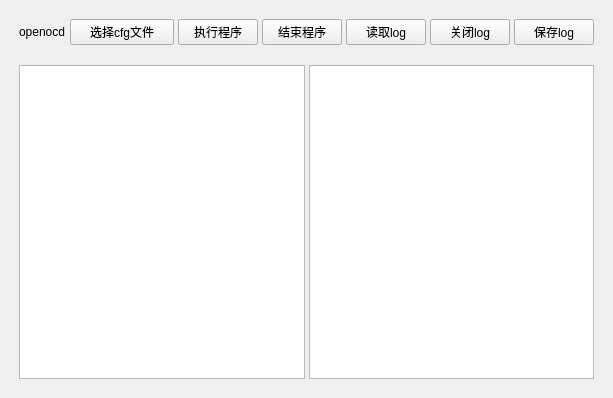
The window that src/new_wight.ui (panxin-2000/openocd_display) describes before a commit, drawn with Qt 5.
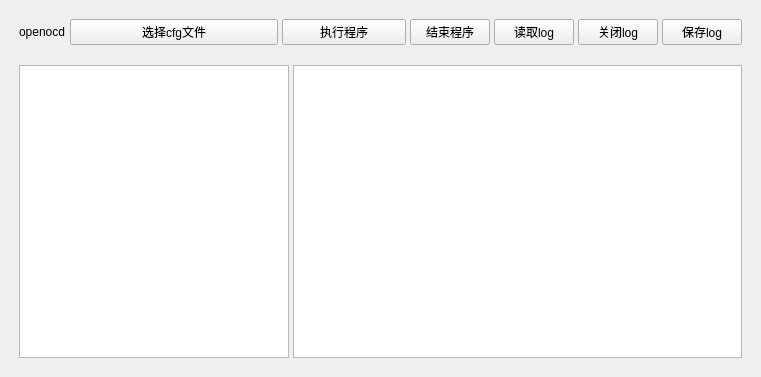
The same window after the commit.

What changed in the file:
```diff
--- a/src/new_wight.ui
+++ b/src/new_wight.ui
@@ -9,8 +9,8 @@
    <rect>
     <x>0</x>
     <y>0</y>
-    <width>613</width>
-    <height>398</height>
+    <width>761</width>
+    <height>377</height>
    </rect>
   </property>
   <property name="sizePolicy">
@@ -118,7 +118,7 @@
       </layout>
      </item>
      <item>
-      <layout class="QHBoxLayout" name="horizontalLayout_2">
+      <layout class="QHBoxLayout" name="horizontalLayout_2" stretch="3,5">
        <property name="spacing">
         <number>4</number>
        </property>
@@ -134,6 +134,16 @@
        <property name="bottomMargin">
         <number>4</number>
        </property>
+       <item>
+        <widget class="QPlainTextEdit" name="openocd_result">
+         <property name="sizeIncrement">
+          <size>
+           <width>0</width>
+           <height>0</height>
+          </size>
+         </property>
+        </widget>
+       </item>
        <item>
         <widget class="QPlainTextEdit" name="rtt_result">
          <property name="sizePolicy">
@@ -150,16 +160,6 @@
          </property>
         </widget>
        </item>
-       <item>
-        <widget class="QPlainTextEdit" name="openocd_result">
-         <property name="sizeIncrement">
-          <size>
-           <width>0</width>
-           <height>0</height>
-          </size>
-         </property>
-        </widget>
-       </item>
       </layout>
      </item>
     </layout>
```
